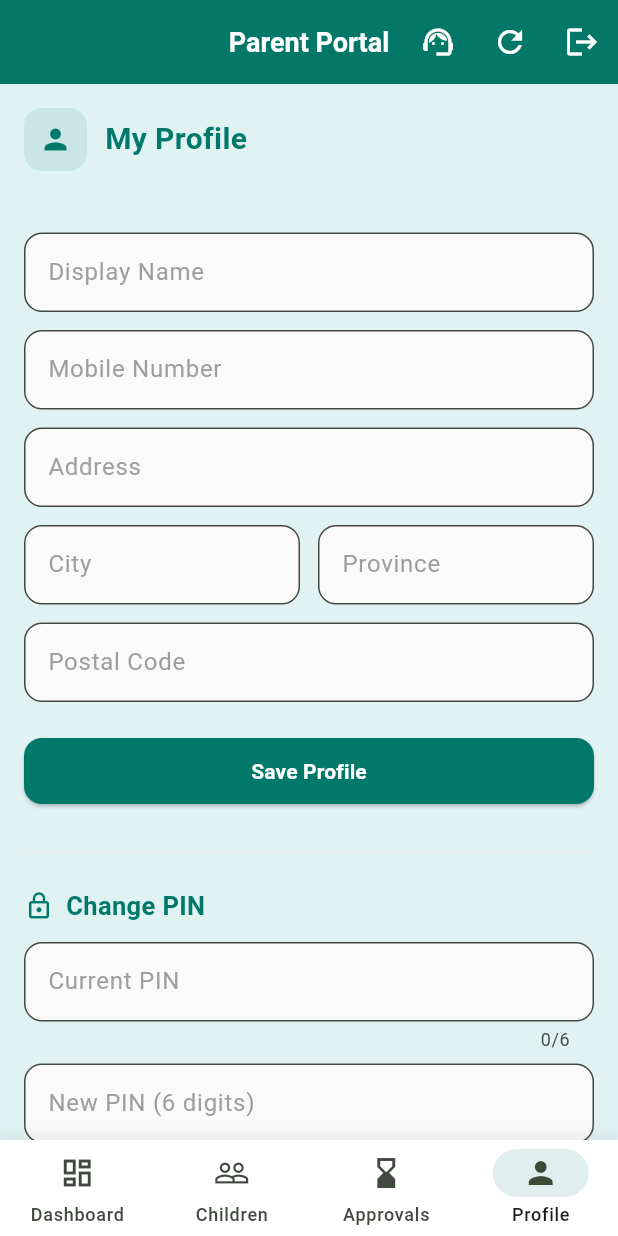
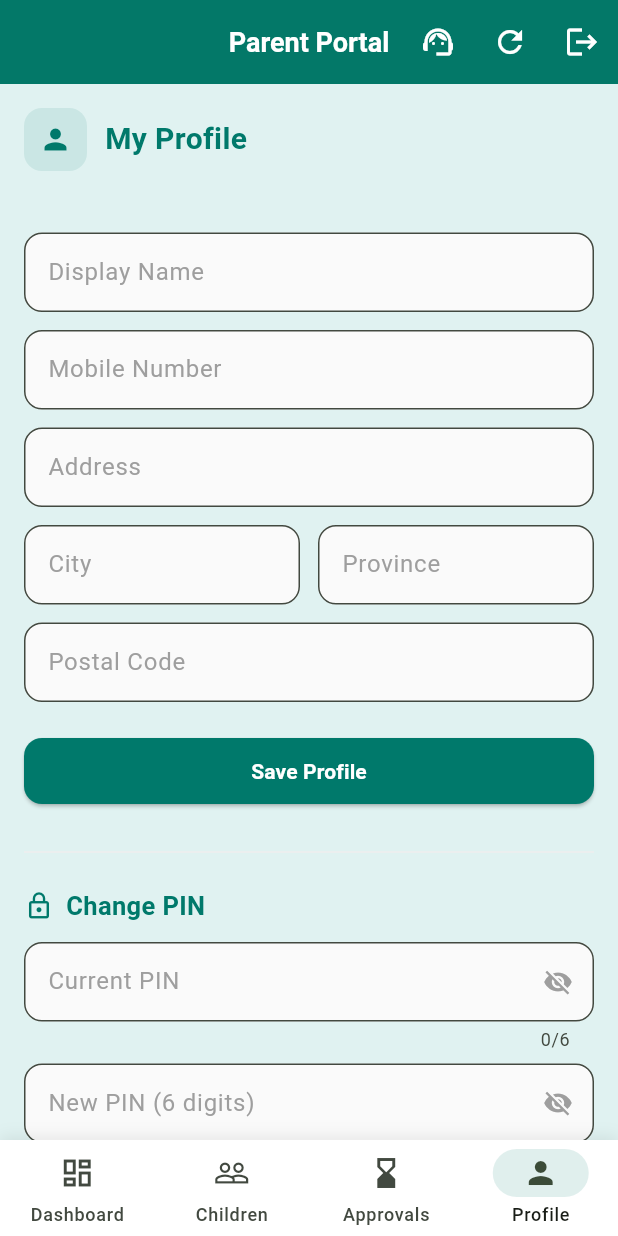
Before and after one commit to justine30bercasio/labcoop-backend-, a Flutter app: the ParentDashboardPage screen opened directly, item 4 of the bottom bar chosen, on a phone screen of 412 x 824 dp. Run offline on Flutter 3.47's test engine with Material 3 defaults, Android fonts, the light colour scheme and no system bars; our stand-ins replace connectivity_plus, dio, equatable, firebase_core, firebase_messaging, flutter_bloc and 8 more; missing offline and left inert: flutter_inappwebview, google_mlkit_face_detection, safe_device; accounts and stored records are empty; network calls fail.

Commit message:
Password visibility toggles for child login, parent login, parent dashboard PIN fields

```diff
--- a/lib/presentation/pages/parent_dashboard_page.dart
+++ b/lib/presentation/pages/parent_dashboard_page.dart
@@ -35,6 +35,9 @@ class _ParentDashboardPageState extends State<ParentDashboardPage> {
   bool _linking = false;
   String? _linkError;
   String? _linkSuccess;
+
+  bool _pinObscureOld = true;
+  bool _pinObscureNew = true;
 
   final _limitControllers = <String, TextEditingController>{};
   final _limitApprovalTypes = <String, String>{};
@@ -1369,7 +1372,7 @@ class _ParentDashboardPageState extends State<ParentDashboardPage> {
             const SizedBox(height: 12),
             TextField(
               controller: oldPinCtrl,
-              obscureText: true,
+              obscureText: _pinObscureOld,
               maxLength: 6,
               keyboardType: TextInputType.number,
               style: TextStyle(color: _teal, fontSize: 14),
@@ -1378,12 +1381,16 @@ class _ParentDashboardPageState extends State<ParentDashboardPage> {
                 labelStyle: TextStyle(color: Colors.grey.shade500),
                 filled: true, fillColor: Colors.grey.shade50,
                 border: OutlineInputBorder(borderRadius: BorderRadius.circular(12), borderSide: BorderSide(color: Colors.grey.shade200)),
+                suffixIcon: IconButton(
+                  icon: Icon(_pinObscureOld ? Icons.visibility_off : Icons.visibility, color: Colors.grey.shade500, size: 20),
+                  onPressed: () => setState(() => _pinObscureOld = !_pinObscureOld),
+                ),
               ),
             ),
             const SizedBox(height: 8),
             TextField(
               controller: newPinCtrl,
-              obscureText: true,
+              obscureText: _pinObscureNew,
               maxLength: 6,
               keyboardType: TextInputType.number,
               style: TextStyle(color: _teal, fontSize: 14),
@@ -1392,6 +1399,10 @@ class _ParentDashboardPageState extends State<ParentDashboardPage> {
                 labelStyle: TextStyle(color: Colors.grey.shade500),
                 filled: true, fillColor: Colors.grey.shade50,
                 border: OutlineInputBorder(borderRadius: BorderRadius.circular(12), borderSide: BorderSide(color: Colors.grey.shade200)),
+                suffixIcon: IconButton(
+                  icon: Icon(_pinObscureNew ? Icons.visibility_off : Icons.visibility, color: Colors.grey.shade500, size: 20),
+                  onPressed: () => setState(() => _pinObscureNew = !_pinObscureNew),
+                ),
               ),
             ),
             if (_pinMsg != null)
```
Also changed, not shown: lib/presentation/pages/login_page.dart (+12 -1 lines), lib/presentation/pages/parent_login_page.dart (+19 -1 lines).
